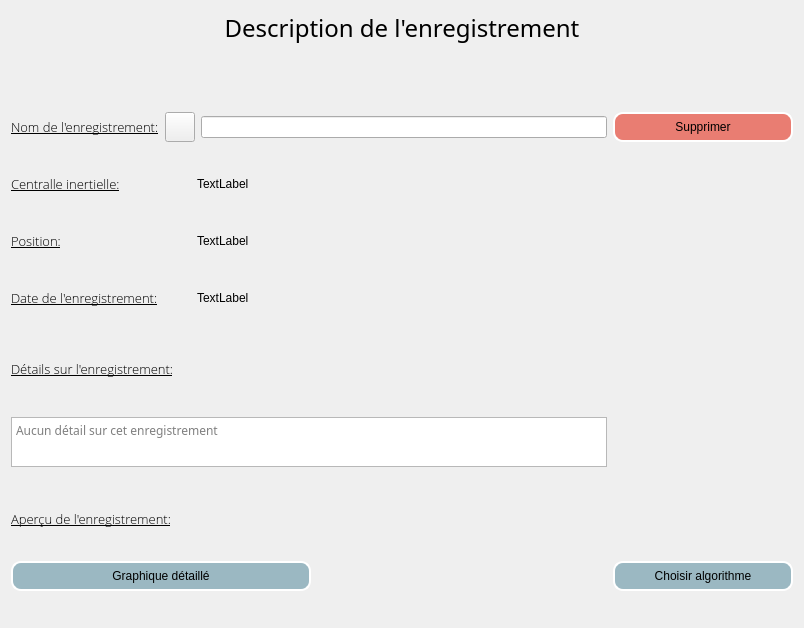
The window that applicationOpenimu/app/widgets/recordviewwidget.ui (introlab/OpenIMU) describes before a commit, drawn with Qt 5.
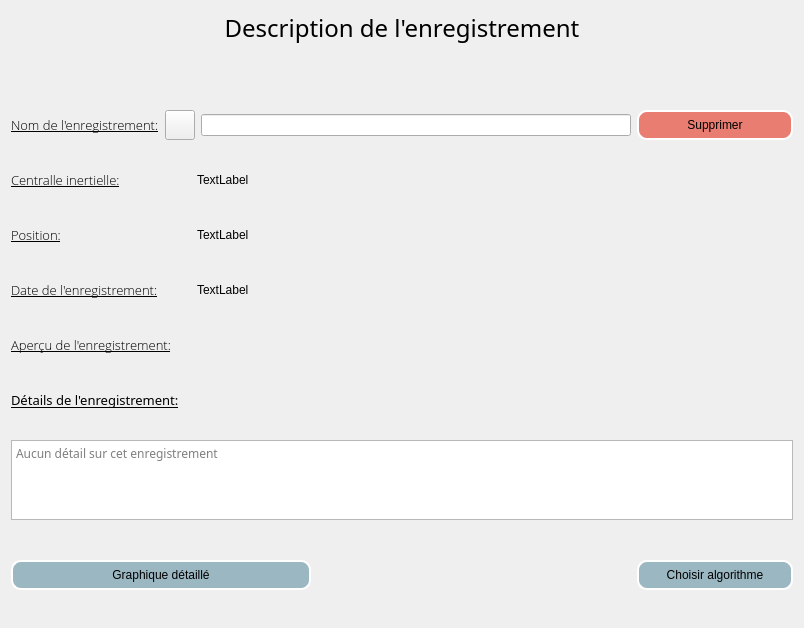
The same window after the commit. Icons and pictures are not drawn.

Commit message: NOTASK add info in pdf generation, change position of details info in RecordView

```diff
--- a/applicationOpenimu/app/widgets/recordviewwidget.ui
+++ b/applicationOpenimu/app/widgets/recordviewwidget.ui
@@ -69,31 +69,6 @@
       <layout class="QHBoxLayout" name="horizontalLayout_2">
        <item>
         <layout class="QGridLayout" name="gridLayout">
-         <item row="11" column="0">
-          <widget class="QTextEdit" name="recordDetails">
-           <property name="maximumSize">
-            <size>
-             <width>16777215</width>
-             <height>50</height>
-            </size>
-           </property>
-           <property name="font">
-            <font>
-             <family>Segoe UI Light</family>
-             <pointsize>9</pointsize>
-            </font>
-           </property>
-           <property name="lineWidth">
-            <number>1</number>
-           </property>
-           <property name="readOnly">
-            <bool>true</bool>
-           </property>
-           <property name="placeholderText">
-            <string>Aucun détail sur cet enregistrement</string>
-           </property>
-          </widget>
-         </item>
          <item row="8" column="0">
           <layout class="QHBoxLayout" name="horizontalLayout_6">
            <item>
@@ -178,17 +153,7 @@
            </item>
           </layout>
          </item>
-         <item row="17" column="0" colspan="2">
-          <layout class="QHBoxLayout" name="graphHorizontalLayout">
-           <property name="leftMargin">
-            <number>2</number>
-           </property>
-           <property name="rightMargin">
-            <number>2</number>
-           </property>
-          </layout>
-         </item>
-         <item row="18" column="0">
+         <item row="19" column="0">
           <widget class="QPushButton" name="fullGraphButton">
            <property name="minimumSize">
             <size>
@@ -260,11 +225,11 @@
            </item>
           </layout>
          </item>
-         <item row="18" column="1">
+         <item row="19" column="1">
           <widget class="QPushButton" name="algoBtn">
            <property name="minimumSize">
             <size>
-             <width>180</width>
+             <width>156</width>
              <height>0</height>
             </size>
            </property>
@@ -287,53 +252,11 @@
            </property>
           </widget>
          </item>
-         <item row="10" column="0">
-          <layout class="QHBoxLayout" name="horizontalLayout_5">
-           <item>
-            <widget class="QLabel" name="label_4">
-             <property name="maximumSize">
-              <size>
-               <width>180</width>
-               <height>30</height>
-              </size>
-             </property>
-             <property name="font">
-              <font>
-               <family>Open Sans Light</family>
-               <pointsize>10</pointsize>
-               <weight>50</weight>
-               <bold>false</bold>
-               <underline>true</underline>
-              </font>
-             </property>
-             <property name="text">
-              <string>Détails sur l'enregistrement:</string>
-             </property>
-             <property name="alignment">
-              <set>Qt::AlignLeading|Qt::AlignLeft|Qt::AlignTop</set>
-             </property>
-            </widget>
-           </item>
-           <item>
-            <spacer name="horizontalSpacer">
-             <property name="orientation">
-              <enum>Qt::Horizontal</enum>
-             </property>
-             <property name="sizeHint" stdset="0">
-              <size>
-               <width>40</width>
-               <height>20</height>
-              </size>
-             </property>
-            </spacer>
-           </item>
-          </layout>
-         </item>
          <item row="0" column="1">
           <widget class="QPushButton" name="deleteRecordButton">
            <property name="minimumSize">
             <size>
-             <width>180</width>
+             <width>156</width>
              <height>0</height>
             </size>
            </property>
@@ -420,23 +343,7 @@
            </item>
           </layout>
          </item>
-         <item row="9" column="0">
-          <spacer name="verticalSpacer_2">
-           <property name="orientation">
-            <enum>Qt::Vertical</enum>
-           </property>
-           <property name="sizeType">
-            <enum>QSizePolicy::Maximum</enum>
-           </property>
-           <property name="sizeHint" stdset="0">
-            <size>
-             <width>20</width>
-             <height>20</height>
-            </size>
-           </property>
-          </spacer>
-         </item>
-         <item row="13" column="0">
+         <item row="11" column="0">
           <widget class="QLabel" name="label">
            <property name="maximumSize">
             <size>
@@ -457,7 +364,68 @@
           </widget>
          </item>
          <item row="12" column="0">
-          <spacer name="verticalSpacer_3">
+          <layout class="QHBoxLayout" name="graphHorizontalLayout">
+           <property name="spacing">
+            <number>0</number>
+           </property>
+           <property name="sizeConstraint">
+            <enum>QLayout::SetDefaultConstraint</enum>
+           </property>
+           <property name="leftMargin">
+            <number>2</number>
+           </property>
+           <property name="rightMargin">
+            <number>2</number>
+           </property>
+          </layout>
+         </item>
+         <item row="13" column="0">
+          <widget class="QLabel" name="label_4">
+           <property name="maximumSize">
+            <size>
+             <width>16777215</width>
+             <height>30</height>
+            </size>
+           </property>
+           <property name="font">
+            <font>
+             <family>Segoe UI Light</family>
+             <pointsize>10</pointsize>
+             <underline>true</underline>
+            </font>
+           </property>
+           <property name="text">
+            <string>Détails de l'enregistrement:</string>
+           </property>
+          </widget>
+         </item>
+         <item row="17" column="0" colspan="2">
+          <widget class="QTextEdit" name="recordDetails">
+           <property name="maximumSize">
+            <size>
+             <width>16777215</width>
+             <height>80</height>
+            </size>
+           </property>
+           <property name="font">
+            <font>
+             <family>Segoe UI Light</family>
+             <pointsize>9</pointsize>
+            </font>
+           </property>
+           <property name="lineWidth">
+            <number>1</number>
+           </property>
+           <property name="readOnly">
+            <bool>true</bool>
+           </property>
+           <property name="placeholderText">
+            <string>Aucun détail sur cet enregistrement</string>
+           </property>
+          </widget>
+         </item>
+         <item row="18" column="0">
+          <spacer name="verticalSpacer_2">
            <property name="orientation">
             <enum>Qt::Vertical</enum>
            </property>
@@ -467,7 +435,7 @@
            <property name="sizeHint" stdset="0">
             <size>
              <width>20</width>
-             <height>10</height>
+             <height>15</height>
             </size>
            </property>
           </spacer>
```
The commit also changes 1 other file.
